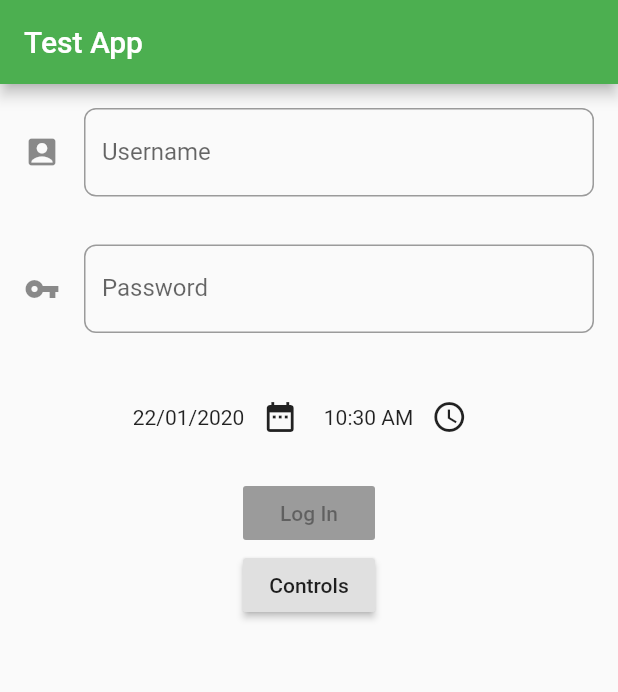
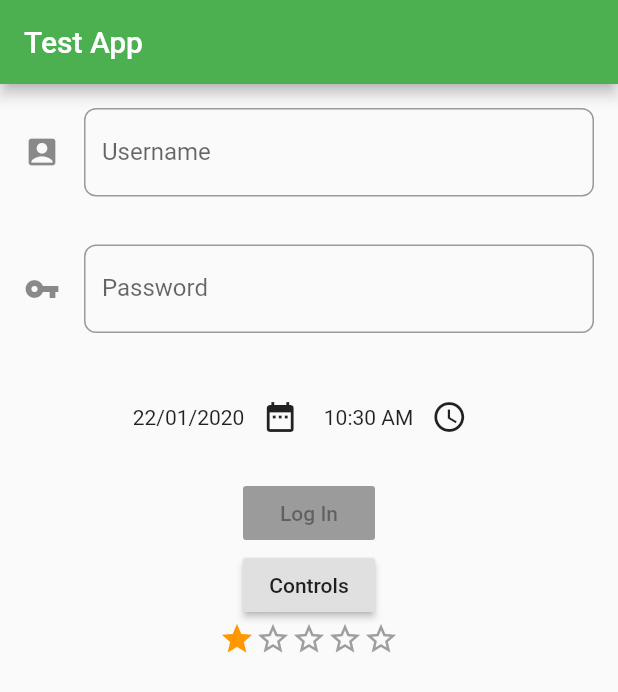
Before and after one commit to Davoleo/sample_flutter_app, a Flutter app: the screen it shows after launch, on a phone screen of 412 x 824 dp. Shown: the top 692 px of the screen. Run offline on Flutter 3.47's test engine with Material 2 defaults, Android fonts, the phone set to English and light mode, and no system bars.

Commit message:
Custom Star Widget

```diff
--- /dev/null
+++ b/lib/component/StarRating.dart
@@ -0,0 +1,34 @@
+import 'package:flutter/material.dart';
+
+class StarRating extends StatefulWidget {
+  final void Function(int value) onPressed;
+  final int value;
+
+
+  StarRating({@required this.onPressed, this.value = 0, Key key}) : super(key: key);
+
+  @override
+  _StarRatingState createState() => _StarRatingState();
+}
+
+class _StarRatingState extends State<StarRating> {
+  @override
+  Widget build(BuildContext context) {
+    return Row(
+      mainAxisSize: MainAxisSize.min,
+      children: List.generate(5, (index) {
+        return InkWell(
+          child: getStar(index),
+          onTap: () => widget.onPressed(index),
+        );
+      }),
+    );
+  }
+
+  Icon getStar(int pos) {
+    if (pos <= widget.value)
+      return Icon(Icons.star, color: Colors.orange,);
+    else
+      return Icon(Icons.star_border, color: Colors.grey,);
+  }
+}
--- a/lib/screens/home_page.dart
+++ b/lib/screens/home_page.dart
@@ -2,6 +2,7 @@
 import 'package:flutter/cupertino.dart';
 import 'package:flutter/material.dart';
 import 'package:intl/intl.dart';
+import 'package:sample_flutter_app/component/StarRating.dart';
 import 'package:sample_flutter_app/screens/resolution_route.dart';
 
 import 'controls_route.dart';
@@ -207,6 +208,7 @@ class _TestHomePageState extends State<TestHomePage> {
   }
 
   bool loginDisabled = true;
+  int stars = 0;
 
   //Full TextField Use Example
   @override
@@ -259,7 +261,12 @@ class _TestHomePageState extends State<TestHomePage> {
               ],)
           ),
           RaisedButton(onPressed: loginDisabled ? null : this._loginPressed, child: Text("Log In"),),
-          RaisedButton(child: Text("Controls"), onPressed: () {Navigator.push(context, MaterialPageRoute(builder: (context) => ControlsRoute()));},)
+          RaisedButton(child: Text("Controls"), onPressed: () {Navigator.push(context, MaterialPageRoute(builder: (context) => ControlsRoute()));},),
+          StarRating(value: stars, onPressed: (value) {
+            setState(() {
+              stars = value;
+            });
+          },)
         ],
       ),),
     );
```
